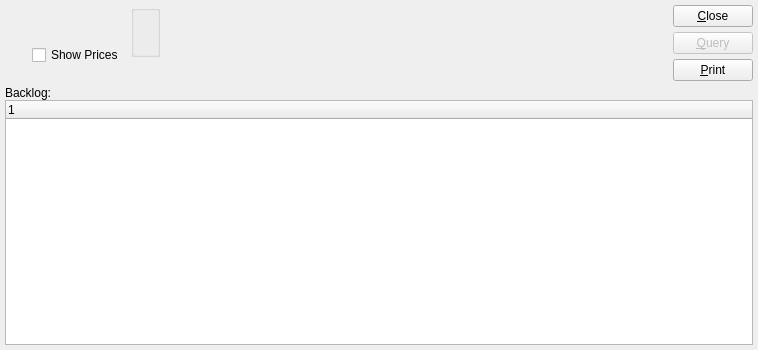
Before: the Qt Designer form xtuple/trunk/guiclient/dspBacklogByCustomer.ui in WooodHead/xtuple, drawn with Qt 5.
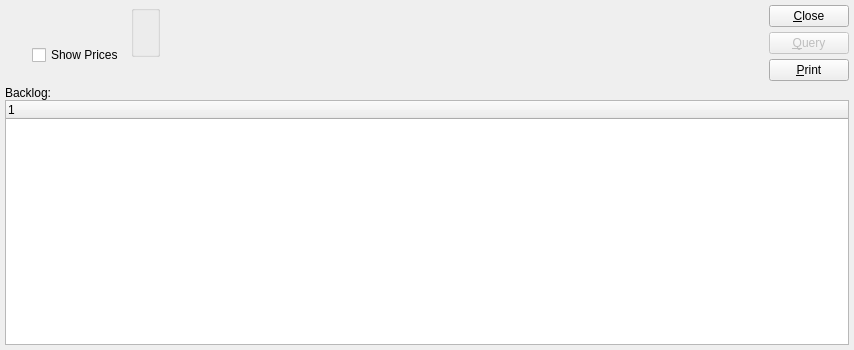
After: the same form once the commit is applied. Custom widgets are drawn as their Qt base class.

The edit to the form file:
```diff
--- a/xtuple/trunk/guiclient/dspBacklogByCustomer.ui
+++ b/xtuple/trunk/guiclient/dspBacklogByCustomer.ui
@@ -5,7 +5,7 @@
    <rect>
     <x>0</x>
     <y>0</y>
-    <width>758</width>
+    <width>854</width>
     <height>350</height>
    </rect>
   </property>
@@ -22,17 +22,11 @@
     </property>
     <item>
      <layout class="QHBoxLayout" >
-      <property name="margin" >
-       <number>0</number>
-      </property>
       <property name="spacing" >
        <number>7</number>
       </property>
       <item>
        <layout class="QVBoxLayout" >
-        <property name="margin" >
-         <number>0</number>
-        </property>
         <property name="spacing" >
          <number>0</number>
         </property>
@@ -59,17 +53,11 @@
       </item>
       <item>
        <layout class="QVBoxLayout" >
-        <property name="margin" >
-         <number>0</number>
-        </property>
         <property name="spacing" >
          <number>0</number>
         </property>
         <item>
          <layout class="QVBoxLayout" >
-          <property name="margin" >
-           <number>0</number>
-          </property>
           <property name="spacing" >
            <number>5</number>
           </property>
@@ -78,9 +66,6 @@
           </item>
           <item>
            <layout class="QHBoxLayout" >
-            <property name="margin" >
-             <number>0</number>
-            </property>
             <property name="spacing" >
              <number>0</number>
             </property>
@@ -131,9 +116,6 @@
       </item>
       <item>
        <layout class="QVBoxLayout" >
-        <property name="margin" >
-         <number>0</number>
-        </property>
         <property name="spacing" >
          <number>0</number>
         </property>
@@ -164,9 +146,6 @@
       </item>
       <item>
        <layout class="QHBoxLayout" >
-        <property name="margin" >
-         <number>0</number>
-        </property>
         <property name="spacing" >
          <number>0</number>
         </property>
@@ -188,9 +167,6 @@
         </item>
         <item>
          <layout class="QVBoxLayout" >
-          <property name="margin" >
-           <number>0</number>
-          </property>
           <property name="spacing" >
            <number>5</number>
           </property>
@@ -241,9 +217,6 @@
     </item>
     <item>
      <layout class="QVBoxLayout" >
-      <property name="margin" >
-       <number>0</number>
-      </property>
       <property name="spacing" >
        <number>0</number>
       </property>
@@ -265,26 +238,26 @@
  <layoutdefault spacing="5" margin="5" />
  <pixmapfunction>qPixmapFromMimeSource</pixmapfunction>
  <customwidgets>
-  <customwidget>
-   <class>DateCluster</class>
-   <extends>QWidget</extends>
-   <header>datecluster.h</header>
-  </customwidget>
   <customwidget>
    <class>CustCluster</class>
    <extends>QWidget</extends>
    <header>custcluster.h</header>
   </customwidget>
   <customwidget>
-   <class>XCheckBox</class>
-   <extends>QCheckBox</extends>
-   <header>xcheckbox.h</header>
+   <class>DateCluster</class>
+   <extends>QWidget</extends>
+   <header>datecluster.h</header>
   </customwidget>
   <customwidget>
    <class>WarehouseGroup</class>
    <extends>QGroupBox</extends>
    <header>warehousegroup.h</header>
   </customwidget>
+  <customwidget>
+   <class>XCheckBox</class>
+   <extends>QCheckBox</extends>
+   <header>xcheckbox.h</header>
+  </customwidget>
   <customwidget>
    <class>XTreeWidget</class>
    <extends>QTreeWidget</extends>
```
Left out of the diff: 16 changed lines with no effect on the pictures.
